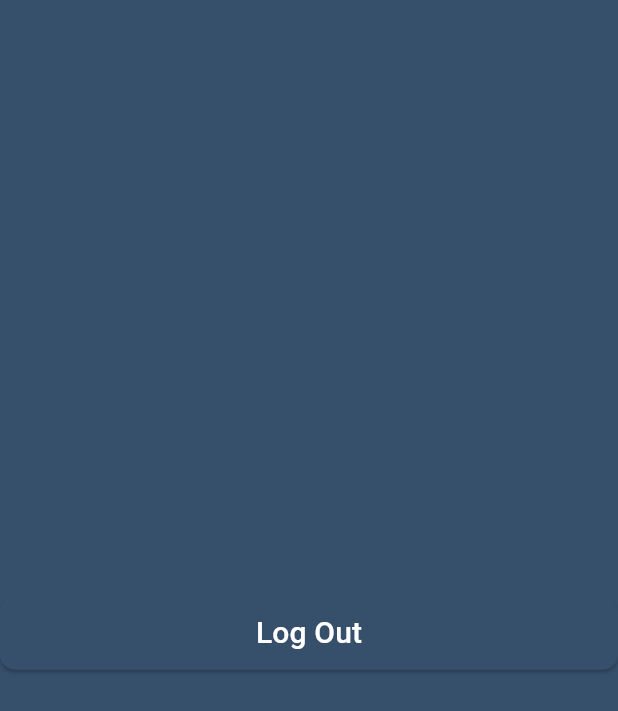
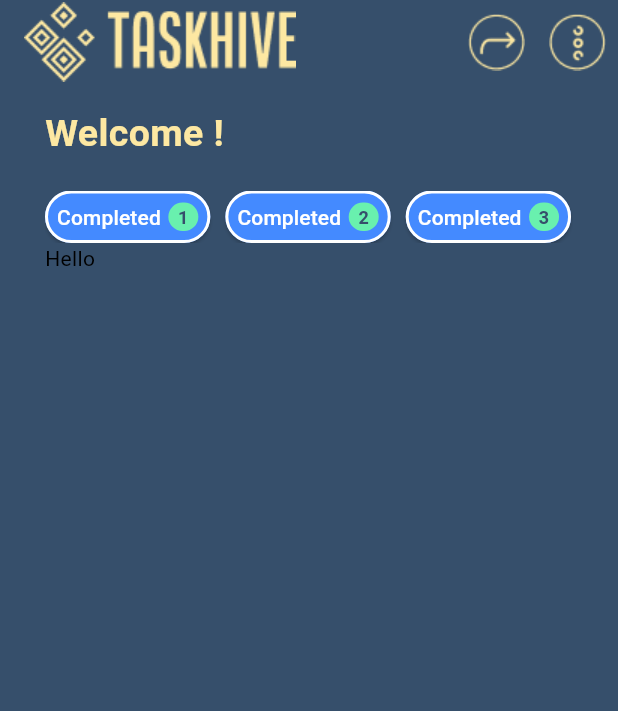
Before and after one commit to harshwardhan847/TaskHive, a Flutter app: the HomePage screen opened directly, on a phone screen of 412 x 824 dp. Shown: the top 711 px of the screen. Run offline on Flutter 3.47's test engine with Material 3 defaults, Android fonts, the phone set to English and light mode, and no system bars; our stand-ins replace cloud_firestore, firebase_auth, firebase_core; missing offline and left inert: flutter_overlay_loader; accounts and stored records are empty.

Commit message:
appbar and filter tags

```diff
--- /dev/null
+++ b/lib/Components/FilterButton.dart
@@ -0,0 +1,65 @@
+import 'dart:ui';
+
+import 'package:flutter/cupertino.dart';
+import 'package:flutter/material.dart';
+import 'package:flutter/painting.dart';
+import 'package:flutter/rendering.dart';
+import 'package:flutter/services.dart';
+import 'package:flutter/widgets.dart';
+import 'package:task_hive/Colors/colors.dart';
+
+class FilterButton extends StatelessWidget {
+  const FilterButton({super.key, this.text = "", this.onPressed, this.number});
+  final String text;
+  final int? number;
+  final void Function()? onPressed;
+  @override
+  Widget build(BuildContext context) {
+    return SizedBox(
+      height: 35,
+      child: ElevatedButton(
+          style: ButtonStyle(
+              backgroundColor: MaterialStateProperty.all(Colors.blueAccent),
+              shape: MaterialStateProperty.all<RoundedRectangleBorder>(
+                  const RoundedRectangleBorder(
+                      borderRadius: BorderRadius.all(Radius.circular(30)),
+                      side: BorderSide(color: Colors.white, width: 2))),
+              padding: MaterialStateProperty.all(
+                  const EdgeInsets.fromLTRB(8, 8, 8, 8))),
+          onPressed: onPressed,
+          child: Row(
+            children: [
+              Text(
+                text,
+                style: const TextStyle(
+                  fontSize: 14,
+                  color: Colors.white,
+                ),
+              ),
+              const SizedBox(
+                width: 5,
+              ),
+              Container(
+                padding: EdgeInsets.all(1),
+                width: 20,
+                height: 20,
+                decoration: const BoxDecoration(
+                    borderRadius: BorderRadius.all(Radius.circular(100)),
+                    color: Colors.greenAccent),
+                child: Center(
+                  child: Text(
+                    number.toString(),
+                    style: const TextStyle(
+                      fontWeight: FontWeight.w700,
+                      fontSize: 12,
+                      color: MyColors.secondary,
+                    ),
+                    textAlign: TextAlign.center,
+                  ),
+                ),
+              )
+            ],
+          )),
+    );
+  }
+}
--- a/lib/Screens/home_screen.dart
+++ b/lib/Screens/home_screen.dart
@@ -1,8 +1,11 @@
 import 'package:firebase_auth/firebase_auth.dart';
+import 'package:flutter/cupertino.dart';
 import 'package:flutter/material.dart';
 import 'package:flutter/widgets.dart';
 import 'package:task_hive/Colors/colors.dart';
+import 'package:task_hive/Components/FilterButton.dart';
 import 'package:task_hive/Components/elevated_button.dart';
+import 'package:task_hive/Components/text_button.dart';
 import 'package:task_hive/Screens/login_screen.dart';
 
 class HomePage extends StatelessWidget {
@@ -10,29 +13,87 @@ class HomePage extends StatelessWidget {
 
   @override
   Widget build(BuildContext context) {
-    String? getUserEmail() {
-      return FirebaseAuth.instance.currentUser!.email;
+    String? getUserName() {
+      return FirebaseAuth.instance.currentUser!.displayName;
     }
 
     return Scaffold(
-      // appBar: AppBar(
-      //   backgroundColor: Colors.transparent,
-      //   title: const Text('Flutter Demo Home Page'),
-      // ),
-      // backgroundColor: MyColors.secondary,
-      body: Center(
-        child: Column(
-          mainAxisAlignment: MainAxisAlignment.center,
-          children: [
-            Text('Welcome ${getUserEmail()}'),
-            MyElevatedButton(
-                text: "Log Out",
-                onPressed: () {
-                  FirebaseAuth.instance.signOut();
-                  Navigator.pushReplacement(context,
-                      MaterialPageRoute(builder: (context) => LoginScreen()));
-                })
-          ],
+      appBar: AppBar(
+        backgroundColor: Colors.transparent,
+        title: Image.asset('assets/images/LogoHeader.png'),
+        actions: [
+          IconButton(
+              onPressed: () {
+                FirebaseAuth.instance.signOut();
+                Navigator.pushReplacement(
+                    context,
+                    MaterialPageRoute(
+                        builder: (context) => const LoginScreen()));
+              },
+              icon: Image.asset("assets/images/logout.png")),
+          IconButton(
+              onPressed: () {}, icon: Image.asset("assets/images/menu.png")),
+        ],
+      ),
+      backgroundColor: MyColors.secondary,
+      body: SingleChildScrollView(
+        child: Padding(
+          padding: const EdgeInsets.fromLTRB(30, 15, 30, 0),
+          child: Column(
+            mainAxisAlignment: MainAxisAlignment.start,
+            crossAxisAlignment: CrossAxisAlignment.start,
+            children: [
+              Text(
+                'Welcome ${getUserName()}!',
+                style: const TextStyle(
+                    color: MyColors.primary,
+                    fontSize: 25,
+                    fontWeight: FontWeight.w700),
+                textAlign: TextAlign.start,
+              ),
+              const SizedBox(
+                height: 20,
+              ),
+              SizedBox(
+                width: double.infinity,
+                height: 35,
+                child: ListView.separated(
+                  separatorBuilder: (context, index) => const SizedBox(
+                    width: 10,
+                  ),
+                  scrollDirection: Axis.horizontal,
+                  itemCount: 10,
+                  itemBuilder: (context, index) => FilterButton(
+                    text: "Completed",
+                    onPressed: () {},
+                    number: index + 1,
+                  ),
+                ),
+              ),
+
+              // Container(
+              //   height: 35,
+              //   width: double.infinity,
+              //   child: SingleChildScrollView(
+              //     physics: const ScrollPhysics(),
+              //     child: ListView.builder(
+              //       scrollDirection: Axis.horizontal,
+              //       physics: const NeverScrollableScrollPhysics(),
+              //       shrinkWrap: true,
+              //       itemCount: 10,
+              //       itemBuilder: (context, index) => FilterButton(
+              //         text: "Completed",
+              //         onPressed: () {},
+              //       ),
+              //     ),
+              //   ),
+              // ),
+              const Text(
+                "Hello",
+                style: TextStyle(color: Colors.black),
+              )
+            ],
+          ),
         ),
       ),
     );
--- a/lib/Screens/sign_up_screen.dart
+++ b/lib/Screens/sign_up_screen.dart
@@ -51,7 +51,8 @@ class _SignUpScreenState extends State<SignUpScreen> {
       final user = <String, dynamic>{
         "name": name,
       };
-      await db.collection("users").doc(userId).set(user);
+      await FirebaseAuth.instance.currentUser!.updateDisplayName(name);
+      // await db.collection("users").doc(userId).set(user);
       // ignore: use_build_context_synchronously
       Navigator.pushReplacement(
           context, MaterialPageRoute(builder: (context) => LoginScreen()));
```
Also changed, not shown: assets/images/LogoHeader.png (added), assets/images/logout.png (added), assets/images/menu.png (added).
